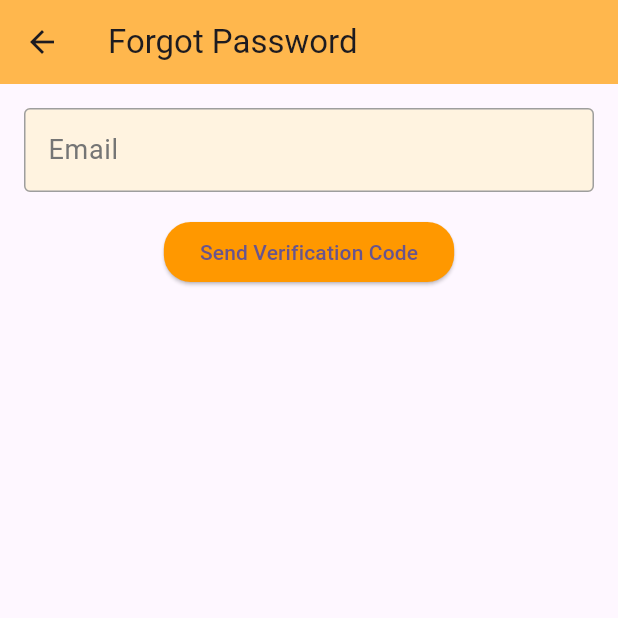
After one commit to Youssef-T-Moustafa/Self-Checkout-Application, a Flutter app: the screen it shows after launch, after a tap on "Forgot Password?", on a phone screen of 412 x 824 dp, the top half of it. The commit adds this screen. Run offline on Flutter 3.47's test engine with Material 3 defaults, Android fonts, the phone set to English and light mode, and no system bars; our stand-ins replace cloud_firestore, firebase_auth, firebase_core, fluttertoast; missing offline and left inert: flutter_barcode_scanner; accounts and stored records are empty.

Commit message:
account recovery shalu

```diff
--- /dev/null
+++ b/lib/account_recovery.dart
@@ -0,0 +1,83 @@
+import 'package:firebase_auth/firebase_auth.dart';
+import 'package:flutter/material.dart';
+
+class ForgotPasswordPage extends StatefulWidget {
+  @override
+  _ForgotPasswordPageState createState() => _ForgotPasswordPageState();
+}
+
+class _ForgotPasswordPageState extends State<ForgotPasswordPage> {
+  final _emailController = TextEditingController();
+
+  @override
+  void dispose() {
+    _emailController.dispose();
+    super.dispose();
+  }
+
+  void _sendPasswordResetEmail() async {
+    if (_emailController.text.isEmpty) {
+      ScaffoldMessenger.of(context).showSnackBar(
+        SnackBar(content: Text('Please enter your email')),
+      );
+      return;
+    }
+
+    try {
+      await FirebaseAuth.instance.sendPasswordResetEmail(
+        email: _emailController.text,
+      );
+      ScaffoldMessenger.of(context).showSnackBar(
+        SnackBar(content: Text('Password reset email sent')),
+      );
+    } on FirebaseAuthException catch (e) {
+      ScaffoldMessenger.of(context).showSnackBar(
+        SnackBar(content: Text('Error: ${e.message}')),
+      );
+    }
+  }
+
+  @override
+  Widget build(BuildContext context) {
+    return Scaffold(
+      appBar: AppBar(
+        title: Text('Forgot Password'),
+        backgroundColor: Colors.orange[300],
+      ),
+      body: Padding(
+        padding: const EdgeInsets.all(16.0),
+        child: Column(
+          children: [
+            TextField(
+              controller: _emailController,
+              decoration: InputDecoration(
+                labelText: 'Email',
+                labelStyle: TextStyle(color: Colors.grey[600], fontSize: 18),
+                focusedBorder: OutlineInputBorder(
+                  borderSide: BorderSide(color: Colors.orange, width: 2.0),
+                ),
+                enabledBorder: OutlineInputBorder(
+                  borderSide: BorderSide(color: Colors.grey, width: 1.0),
+                ),
+                filled: true,
+                fillColor: Colors.orange[50],
+              ),
+              keyboardType: TextInputType.emailAddress,
+            ),
+            SizedBox(height: 16.0),
+            ElevatedButton(
+              onPressed: _sendPasswordResetEmail,
+              style: ElevatedButton.styleFrom(
+                backgroundColor: Colors.orange,
+                shape: RoundedRectangleBorder(
+                  borderRadius: BorderRadius.circular(18.0),
+                ),
+              ),
+              child: Text('Send Verification Code'),
+            ),
+          ],
+        ),
+      ),
+    );
+  }
+}
--- a/lib/log_in.dart
+++ b/lib/log_in.dart
@@ -1,4 +1,5 @@
 import 'package:flutter/material.dart';
+import 'package:map_project/account_recovery.dart';
 import 'package:map_project/services/firebase_auth.dart';
 import 'package:firebase_auth/firebase_auth.dart';
 import 'package:map_project/homepage.dart';
@@ -123,6 +124,17 @@ class _LoginPageState extends State<LoginPage> {
                 },
                 child: Text('Sign Up', style: TextStyle(color: Colors.orange)),
               ),
+              TextButton(
+                onPressed: () {
+                  Navigator.push(
+                    context,
+                    MaterialPageRoute(
+                        builder: (context) => ForgotPasswordPage()),
+                  );
+                },
+                child: Text('Forgot Password?',
+                    style: TextStyle(color: Colors.orange)),
+              ),
             ],
           ),
         ),
--- a/lib/user_profile.dart
+++ b/lib/user_profile.dart
@@ -73,7 +73,7 @@ class _UserProfileState extends State<UserProfile> {
                     Center(
                       child: CircleAvatar(
                         radius: 100,
-                        backgroundImage: NetworkImage('images/monkey.jpeg'),
+                        backgroundImage: AssetImage('images/monkey.jpeg'),
                       ),
                     ),
                     SizedBox(height: 16.0),
```
